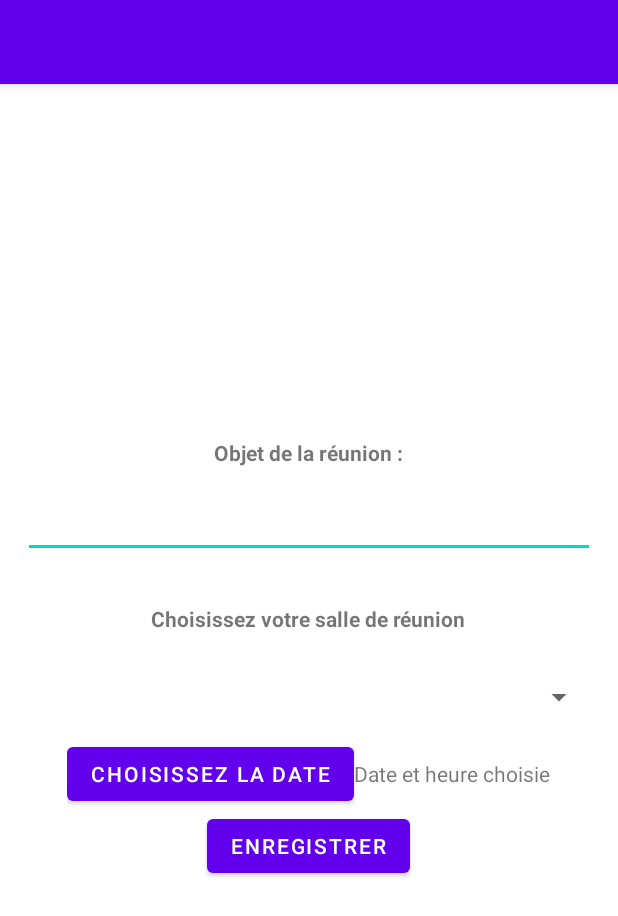
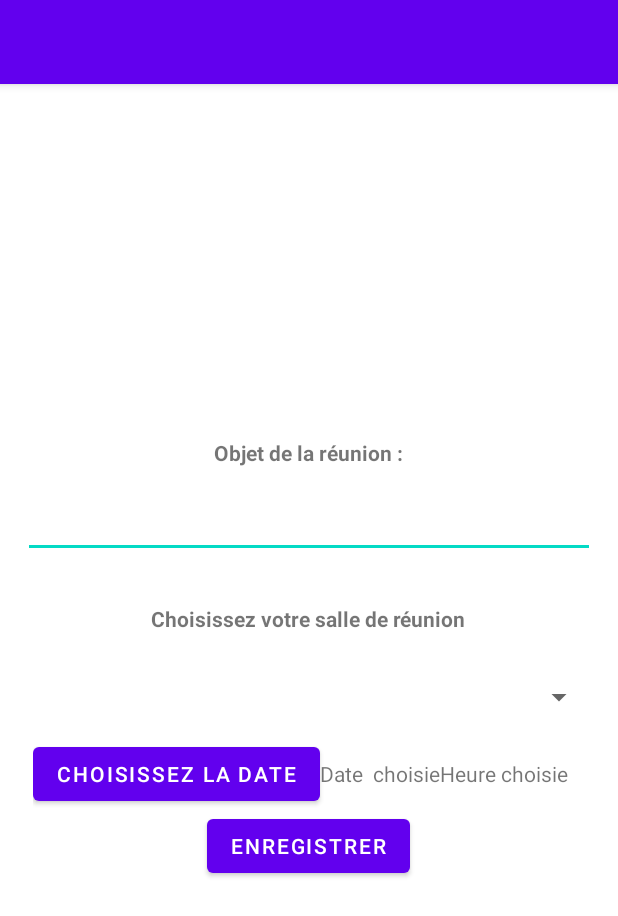
Before and after one commit to LaurentVrevin/Mareu, an Android app: the MeetingRoomBooking screen opened directly, with no data from a screen before it, on a phone screen of 412 x 824 dp. Shown: the top 916 px of the screen. Run offline under Robolectric (Android 15) with nearby library versions, the phone set to English and light mode, and no system bars.

Commit message:
Date + Time Picker ok with textview

```diff
--- a/app/src/main/java/fr/laurentvrevin/mareu/activities/MeetingRoomBooking.java
+++ b/app/src/main/java/fr/laurentvrevin/mareu/activities/MeetingRoomBooking.java
@@ -15,57 +15,90 @@ import com.google.android.material.datepicker.MaterialDatePicker;
 import com.google.android.material.datepicker.MaterialPickerOnPositiveButtonClickListener;
 import com.google.android.material.timepicker.MaterialTimePicker;
 
+import java.util.Locale;
+
 import fr.laurentvrevin.mareu.R;
 
 public class MeetingRoomBooking extends AppCompatActivity {
-    private Button datePicker;
-    private TextView dateTimeSelected;
-
+    private Button datetimePicker;
+    private TextView dateSelected, timeSelected;
+    int thour, tminute;
 
     @Override
     protected void onCreate(Bundle savedInstanceState) {
         super.onCreate(savedInstanceState);
         setContentView(R.layout.activity_meeting_room_booking);
 
-        datePicker = findViewById(R.id.DatePickerButton);
-        dateTimeSelected = findViewById(R.id.tvDateTimeSelected);
+        datetimePicker = findViewById(R.id.DatePickerButton);
+        dateSelected = findViewById(R.id.tvDateSelected);
+        timeSelected = findViewById(R.id.tvTimeSelected);
+
 
 
         long today = MaterialDatePicker.todayInUtcMilliseconds();
-
         //contrainte du date picker, il doit démarrer à la date du jour
         // et ne doit pas permettre de réserver une date antérieur à celle-ci.
-        CalendarConstraints.Builder constraintBuilder = new CalendarConstraints.Builder();
-        constraintBuilder.setStart(today);
-        constraintBuilder.setValidator(DateValidatorPointForward.now());
+        CalendarConstraints.Builder constraintDateBuilder = new CalendarConstraints.Builder();
+        constraintDateBuilder.setStart(today);
+        constraintDateBuilder.setValidator(DateValidatorPointForward.now());
 
         //Material Date Picker
         MaterialDatePicker.Builder dateBuilder = MaterialDatePicker.Builder.datePicker();
+        //Material Time Picker
         MaterialTimePicker.Builder timeBuilder = new MaterialTimePicker.Builder();
-        dateBuilder.setTitleText("SELECT A DATE");
+
+        dateBuilder.setTitleText("SELECTIONNE UNE DATE");
+        //charge pour date sélectionnée, la date du jour
         dateBuilder.setSelection(today);
-        dateBuilder.setCalendarConstraints(constraintBuilder.build());
+        //Je lui rappelle qu'il a pour contrainte d'être à aujourd'hui
+        // et de ne pas pouvoir sélectionner de date antérieur à celle du jour
+        dateBuilder.setCalendarConstraints(constraintDateBuilder.build());
         final MaterialDatePicker materialDatePicker = dateBuilder.build();
-        final MaterialTimePicker materialTimePicker = timeBuilder.build();
 
-        datePicker.setOnClickListener(new View.OnClickListener() {
+        //Material Time Picker
+        MaterialTimePicker materialTimePicker = timeBuilder.build();
+        TimePickerDialog.OnTimeSetListener onTimeSetListener = new TimePickerDialog.OnTimeSetListener() {
+            @Override
+            public void onTimeSet(TimePicker view, int selectedHour, int selectedminute) {
+                thour = selectedHour;
+                tminute = selectedminute;
+                timeSelected.setText(String.format(Locale.getDefault(),"%02d:%02d", thour, tminute));
+            }
+        };
+
+        //Quand je clique sur le bouton datetimePicker ouvre le fragment via la variable materialDatePicker
+        datetimePicker.setOnClickListener(new View.OnClickListener() {
             @Override
             public void onClick(View v) {
                 materialDatePicker.show(getSupportFragmentManager(), "DATE_PICKER");
-
             }
         });
 
+        //Quand je valide la date choisie, ouvre le timePicker via materialTimePicker
+        TimePickerDialog timePickerDialog = new TimePickerDialog(this, onTimeSetListener, thour, tminute, true);
         materialDatePicker.addOnPositiveButtonClickListener(new MaterialPickerOnPositiveButtonClickListener() {
             @Override
             public void onPositiveButtonClick(Object selection) {
                 //récupérer jour + mois + année
                 //ouvrir time picker
-                materialTimePicker.show(getSupportFragmentManager(), "TIME_PICKER");
-                dateTimeSelected.setText("Date : "+ materialDatePicker.getHeaderText());
+                dateSelected.setText("Date : "+ materialDatePicker.getHeaderText());
+
+                timePickerDialog.setTitle("Sélectionne l'heure de début");
+                timePickerDialog.show();
+                TimePickerDialog.OnTimeSetListener onTimeSetListener = new TimePickerDialog.OnTimeSetListener() {
+                    @Override
+                    public void onTimeSet(TimePicker view, int hourOfDay, int minute) {
+                        thour = hourOfDay;
+                        tminute = minute;
+                        timeSelected.setText(String.format(Locale.getDefault(),"%02d:%02d", thour, tminute));
+                    }
+
+                };
 
             }
+
         });
+
 
 
     }
--- a/app/src/main/res/layout/activity_meeting_room_booking.xml
+++ b/app/src/main/res/layout/activity_meeting_room_booking.xml
@@ -36,23 +36,30 @@
         android:layout_margin="15dp"
         android:layout_height="wrap_content"
         tools:ignore="MissingConstraints" />
+
         <LinearLayout
-        android:layout_width="wrap_content"
+            android:layout_width="367dp"
             android:layout_height="wrap_content"
-        android:orientation="horizontal"
-        android:layout_gravity="center">
+            android:layout_gravity="center"
+            android:orientation="horizontal">
 
             <Button
                 android:id="@+id/DatePickerButton"
                 android:layout_width="wrap_content"
                 android:layout_height="wrap_content"
-        android:text="Choisissez la date"/>
+                android:text="Choisissez la date" />
 
             <TextView
-            android:id="@+id/tvDateTimeSelected"
+                android:id="@+id/tvDateSelected"
                 android:layout_width="wrap_content"
                 android:layout_height="wrap_content"
-            android:text="Date et heure choisie"/>
+                android:text="Date  choisie" />
+
+            <TextView
+                android:id="@+id/tvTimeSelected"
+                android:layout_width="wrap_content"
+                android:layout_height="wrap_content"
+                android:text="Heure choisie"/>
         </LinearLayout>
         <Button
             android:id="@+id/SaveMeetingButton"
```
Lines whose indentation alone changed are shown as unchanged.
